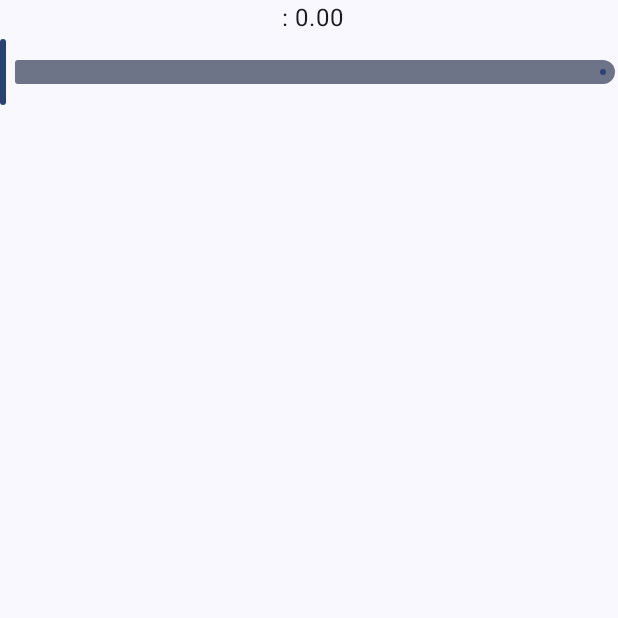
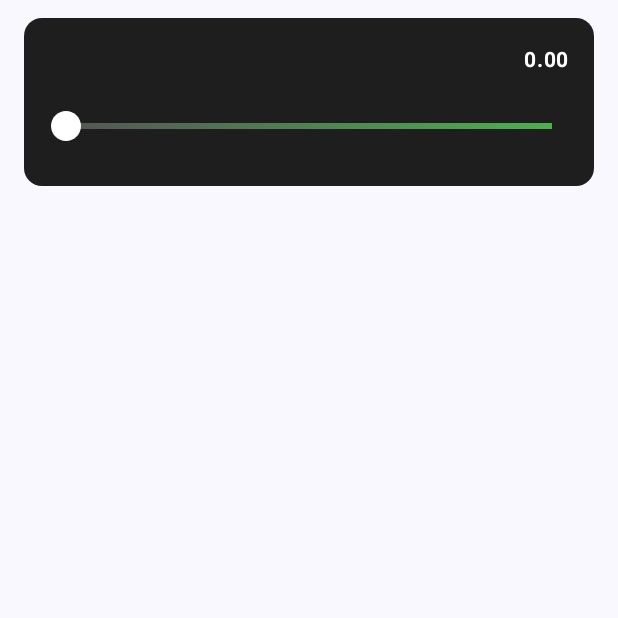
Before and after one commit to ManojMaurya207/ImageEditor, an Android app built with Jetpack Compose: the composable FilterControl called with empty values, on a phone screen of 412 x 824 dp, the top half of it. Run offline under Robolectric (Android 15) with nearby library versions, the phone set to English and light mode, and no system bars.

```diff
--- a/app/src/main/java/com/medprimetech/imageeditor/presentation/component/FilterControl.kt
+++ b/app/src/main/java/com/medprimetech/imageeditor/presentation/component/FilterControl.kt
@@ -1,14 +1,33 @@
 package com.medprimetech.imageeditor.presentation.component
 
+import androidx.compose.foundation.background
+import androidx.compose.foundation.layout.Arrangement
+import androidx.compose.foundation.layout.Box
 import androidx.compose.foundation.layout.Column
+import androidx.compose.foundation.layout.Row
+import androidx.compose.foundation.layout.Spacer
 import androidx.compose.foundation.layout.fillMaxWidth
+import androidx.compose.foundation.layout.height
+import androidx.compose.foundation.layout.padding
+import androidx.compose.foundation.shape.RoundedCornerShape
+import androidx.compose.material.icons.Icons
+import androidx.compose.material.icons.filled.Circle
+import androidx.compose.material3.ExperimentalMaterial3Api
+import androidx.compose.material3.Icon
 import androidx.compose.material3.Slider
+import androidx.compose.material3.SliderDefaults
 import androidx.compose.material3.Text
 import androidx.compose.runtime.Composable
 import androidx.compose.ui.Alignment
 import androidx.compose.ui.Modifier
+import androidx.compose.ui.graphics.Brush
+import androidx.compose.ui.graphics.Color
+import androidx.compose.ui.text.font.FontWeight
+import androidx.compose.ui.unit.dp
 import androidx.compose.ui.unit.sp
 
+
+@OptIn(ExperimentalMaterial3Api::class)
 @Composable
 fun FilterControl(
     name: String,
@@ -17,13 +36,65 @@ fun FilterControl(
     max: Float,
     onValueChange: (Float) -> Unit
 ) {
-    Column(horizontalAlignment = Alignment.CenterHorizontally) {
-        Text("$name : ${"%.2f".format(value)}", fontSize = 16.sp)
+    Column(
+        modifier = Modifier
+            .fillMaxWidth()
+            .padding(vertical = 12.dp, horizontal = 16.dp)
+            .background(Color(0xFF1E1E1E), shape = RoundedCornerShape(12.dp))
+            .padding(16.dp),
+        horizontalAlignment = Alignment.CenterHorizontally
+    ) {
+        // Label + value row
+        Row(
+            modifier = Modifier.fillMaxWidth(),
+            horizontalArrangement = Arrangement.SpaceBetween,
+            verticalAlignment = Alignment.CenterVertically
+        ) {
+            Text(
+                text = name,
+                fontSize = 14.sp,
+                color = Color(0xFFCCCCCC)
+            )
+            Text(
+                text = "%.2f".format(value),
+                fontSize = 14.sp,
+                fontWeight = FontWeight.Bold,
+                color = Color.White
+            )
+        }
+
+        Spacer(modifier = Modifier.height(8.dp))
+
+        // Slider
         Slider(
             modifier = Modifier.fillMaxWidth(),
             value = value,
             onValueChange = onValueChange,
-            valueRange = min..max
+            valueRange = min..max,
+            colors = SliderDefaults.colors(
+                thumbColor = Color.White,
+                activeTrackColor = Color(0xFF4CAF50),
+                inactiveTrackColor = Color(0xFF555555)
+            ),
+            thumb = {
+                Icon(
+                    imageVector = Icons.Default.Circle,
+                    contentDescription = null,
+                    tint = Color.White
+                )
+            },
+            track = {
+                Box(
+                    modifier = Modifier
+                        .fillMaxWidth()
+                        .height(4.dp)
+                        .background(
+                            Brush.linearGradient(
+                                listOf(Color(0xFF555555),Color(0xFF4CAF50))
+                            )
+                        )
+                )
+            },
         )
     }
 }
```
Also changed, not shown: app/src/main/java/com/medprimetech/imageeditor/presentation/ui/PhotoEditingApp.kt (+39 -75 lines).
